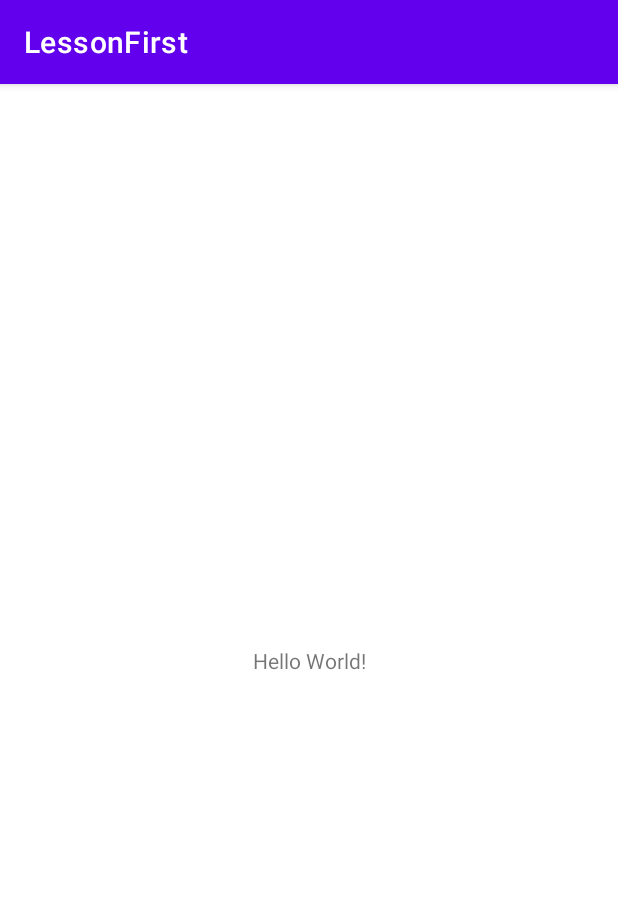
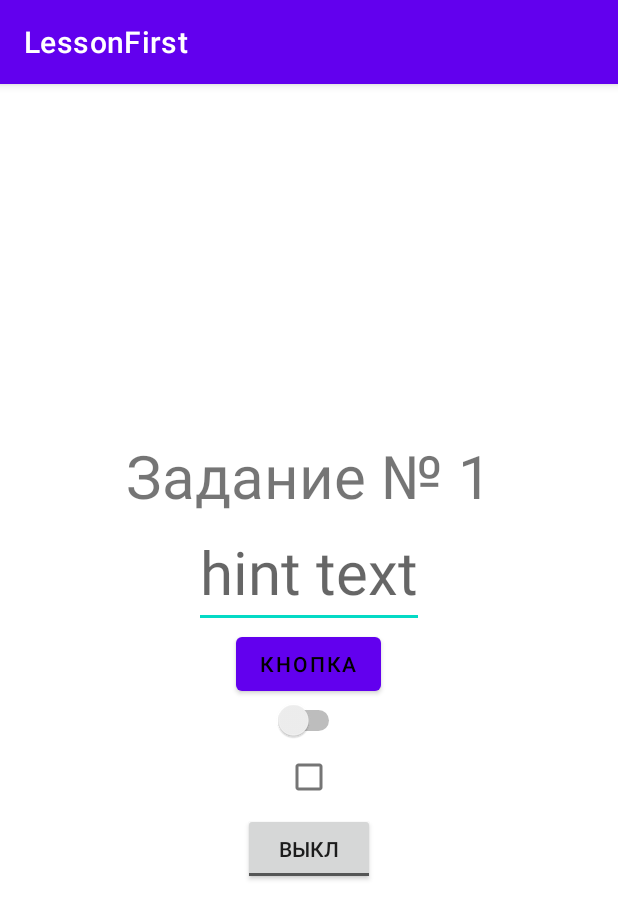
Before and after one commit to Chelt0n/gb_lessons, an Android app: the screen it shows after launch (MainActivity), on a phone screen of 412 x 824 dp. Shown: the top 919 px of the screen. Run offline under Robolectric (Android 15) with nearby library versions, the phone set to English and light mode, and no system bars.

```diff
--- a/app/src/main/java/com/example/lessonfirst/MainActivity.java
+++ b/app/src/main/java/com/example/lessonfirst/MainActivity.java
@@ -9,6 +9,7 @@ public class MainActivity extends AppCompatActivity {
     @Override
     protected void onCreate(Bundle savedInstanceState) {
         super.onCreate(savedInstanceState);
-        setContentView(R.layout.activity_main);
+       setContentView(R.layout.activity_main);
+       // setContentView(R.layout.activity_second);
     }
 }
--- a/app/src/main/res/layout/activity_main.xml
+++ b/app/src/main/res/layout/activity_main.xml
@@ -1,18 +1,45 @@
 <?xml version="1.0" encoding="utf-8"?>
-<androidx.constraintlayout.widget.ConstraintLayout xmlns:android="http://schemas.android.com/apk/res/android"
+<LinearLayout xmlns:android="http://schemas.android.com/apk/res/android"
     xmlns:app="http://schemas.android.com/apk/res-auto"
     xmlns:tools="http://schemas.android.com/tools"
     android:layout_width="match_parent"
     android:layout_height="match_parent"
+    android:gravity="center"
+    android:orientation="vertical"
     tools:context=".MainActivity">
 
     <TextView
         android:layout_width="wrap_content"
         android:layout_height="wrap_content"
-        android:text="Hello World!"
-        app:layout_constraintBottom_toBottomOf="parent"
-        app:layout_constraintLeft_toLeftOf="parent"
-        app:layout_constraintRight_toRightOf="parent"
-        app:layout_constraintTop_toTopOf="parent" />
+        android:text="Задание № 1"
+        android:textSize="40sp" />
 
-</androidx.constraintlayout.widget.ConstraintLayout>
+    <EditText
+        android:layout_width="wrap_content"
+        android:layout_height="wrap_content"
+        android:hint="hint text"
+        android:textSize="40sp" />
+
+    <Button
+        android:layout_width="wrap_content"
+        android:layout_height="wrap_content"
+        android:text="Кнопка"
+        android:textColor="@android:color/black" />
+
+    <Switch
+        android:layout_width="wrap_content"
+        android:layout_height="wrap_content"
+        tools:ignore="UseSwitchCompatOrMaterialXml" />
+
+    <CheckBox
+        android:layout_width="wrap_content"
+        android:layout_height="wrap_content" />
+
+    <ToggleButton
+        android:layout_width="wrap_content"
+        android:layout_height="wrap_content"
+        android:textOff="Выкл"
+        android:textOn="Вкл" />
+
+
+</LinearLayout>
```
Also changed, not shown: app/src/main/res/layout/activity_second.xml (added, +58 -0 lines).
